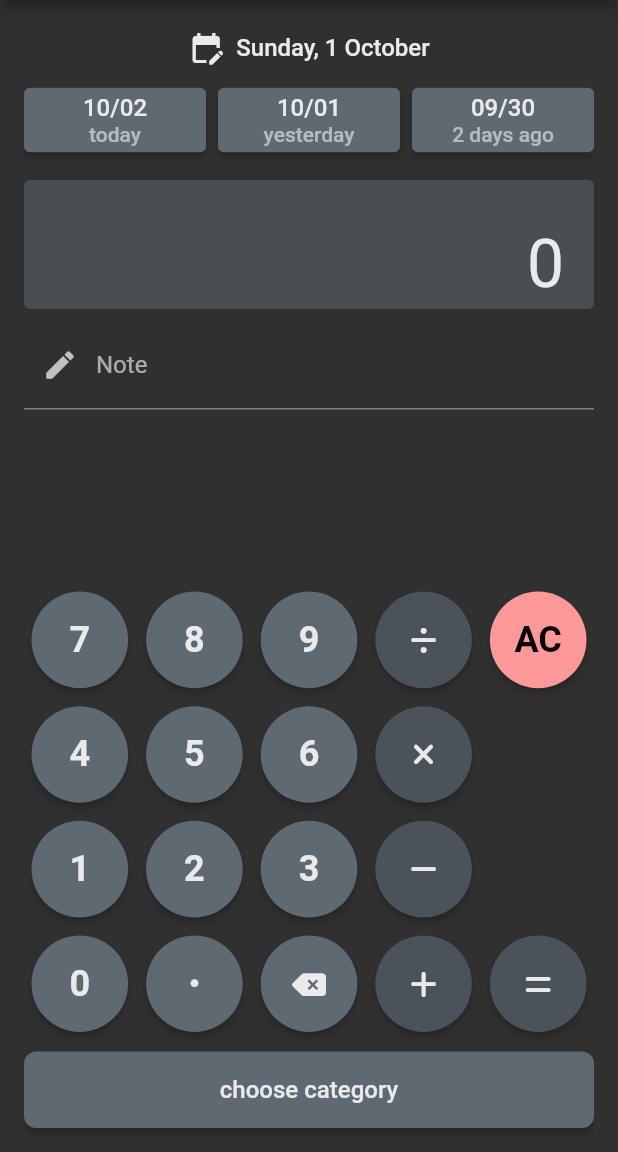
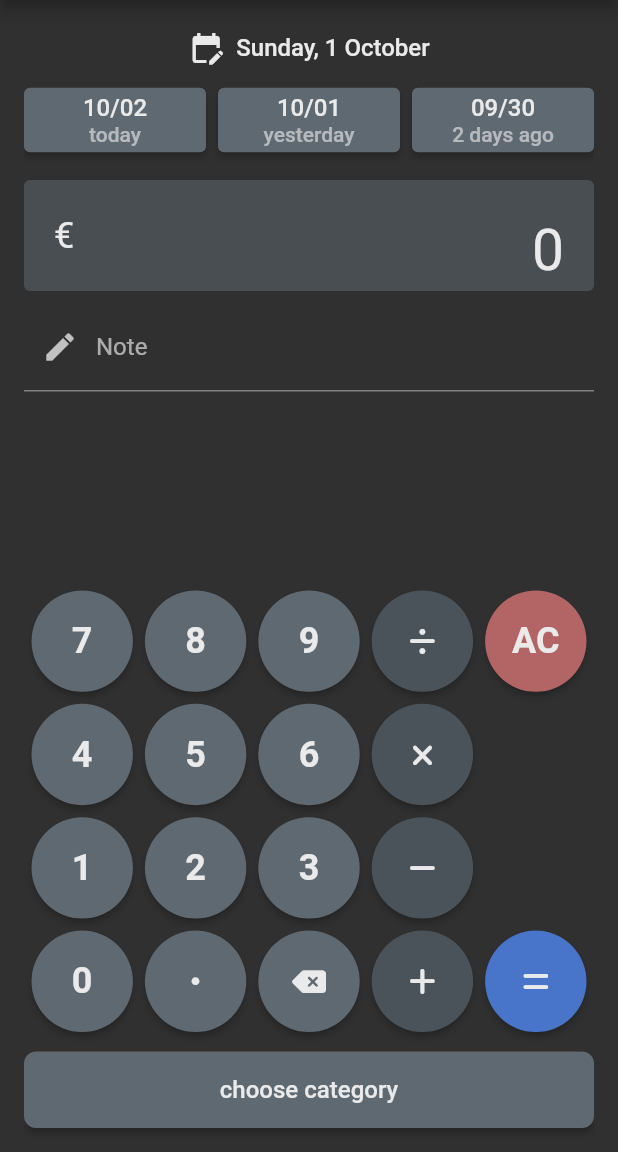
Before and after one commit to Gerald-Gmainer/budget_book, a Flutter app: the BookingCrudPage screen opened directly with empty values, after a tap on an icon or button, on a phone screen of 412 x 824 dp, the part 84-1236 px from its top. Run offline on Flutter 3.47's test engine with Material 2 defaults, Android fonts, the phone set to English and light mode, and no system bars; our stand-ins replace bloc, connectivity_plus, flutter_bloc, flutter_dotenv, font_awesome_flutter, form_validator and 4 more; missing offline and left inert: keep_screen_on; accounts and stored records are empty; Roboto replaces fonts that are missing (Noto Sans JP).

Commit message:
crud tab2 styling

```diff
--- a/flutter_app/lib/presentation/page/booking_crud/booking_crud_page.dart
+++ b/flutter_app/lib/presentation/page/booking_crud/booking_crud_page.dart
@@ -53,7 +53,7 @@ class _BookingCrudPageState extends State<BookingCrudPage> {
 
     _pageController.animateToPage(
       page,
-      duration: const Duration(milliseconds: 500),
+      duration: const Duration(milliseconds: 300),
       curve: Curves.easeInOut,
     );
   }
--- a/flutter_app/lib/presentation/page/booking_crud/booking_crud_tab2.dart
+++ b/flutter_app/lib/presentation/page/booking_crud/booking_crud_tab2.dart
@@ -5,6 +5,7 @@ import 'package:flutter_app/presentation/presentation.dart';
 import 'package:flutter_bloc/flutter_bloc.dart';
 
 import 'widget/category_list.dart';
+import 'widget/crud_overview.dart';
 
 class BookingCrudTab2 extends StatelessWidget {
   final BookingCrudModel crudModel;
@@ -39,7 +40,8 @@ class BookingCrudTab2 extends StatelessWidget {
   Widget _buildView(List<CategoryModel> categories) {
     return Column(
       children: [
-        Text("omg"),
+        CrudOverview(model: crudModel),
+        SizedBox(height: 16),
         Expanded(child: CategoryList(model: crudModel, onCategoryTap: onUpload, categories: categories)),
       ],
     );
--- a/flutter_app/lib/presentation/page/booking_crud/calculator/calculator_keyboard.dart
+++ b/flutter_app/lib/presentation/page/booking_crud/calculator/calculator_keyboard.dart
@@ -14,8 +14,8 @@ class CalculatorKeyboard extends StatelessWidget {
   Widget build(BuildContext context) {
     return GridView.count(
       crossAxisCount: 5,
-      mainAxisSpacing: 12,
-      crossAxisSpacing: 12,
+      mainAxisSpacing: 8,
+      crossAxisSpacing: 8,
       physics: const NeverScrollableScrollPhysics(),
       shrinkWrap: true,
       padding: const EdgeInsets.all(5),
@@ -27,12 +27,14 @@ class CalculatorKeyboard extends StatelessWidget {
           calculatorKey: CalculatorKey.division,
           onPressed: onPressed,
           backgroundColor: operatorColor,
-          icon: const FaIcon(
-            FontAwesomeIcons.divide,
-            size: 20,
-          ),
+          icon: const FaIcon(FontAwesomeIcons.divide, size: 20),
         ),
-        CalculatorButton(calculatorKey: CalculatorKey.clear, onPressed: onPressed, backgroundColor: const Color(0xFFFF9999), fontColor: Colors.black),
+        CalculatorButton(
+          calculatorKey: CalculatorKey.clear,
+          onPressed: onPressed,
+          backgroundColor: const Color(0xFFB36565),
+          // fontColor: Colors.black,
+        ),
         CalculatorButton(calculatorKey: CalculatorKey.digit4, onPressed: onPressed),
         CalculatorButton(calculatorKey: CalculatorKey.digit5, onPressed: onPressed),
         CalculatorButton(calculatorKey: CalculatorKey.digit6, onPressed: onPressed),
@@ -40,10 +42,7 @@ class CalculatorKeyboard extends StatelessWidget {
           calculatorKey: CalculatorKey.multiplication,
           onPressed: onPressed,
           backgroundColor: operatorColor,
-          icon: const FaIcon(
-            FontAwesomeIcons.xmark,
-            size: 20,
-          ),
+          icon: const FaIcon(FontAwesomeIcons.xmark, size: 20),
         ),
         const SizedBox.shrink(),
         CalculatorButton(calculatorKey: CalculatorKey.digit1, onPressed: onPressed),
@@ -53,46 +52,31 @@ class CalculatorKeyboard extends StatelessWidget {
           calculatorKey: CalculatorKey.subtraction,
           onPressed: onPressed,
           backgroundColor: operatorColor,
-          icon: const FaIcon(
-            FontAwesomeIcons.minus,
-            size: 20,
-          ),
+          icon: const FaIcon(FontAwesomeIcons.minus, size: 20),
         ),
         const SizedBox.shrink(),
         CalculatorButton(calculatorKey: CalculatorKey.digit0, onPressed: onPressed),
         CalculatorButton(
           calculatorKey: CalculatorKey.dot,
           onPressed: onPressed,
-          icon: const FaIcon(
-            FontAwesomeIcons.solidCircle,
-            size: 5,
-          ),
+          icon: const FaIcon(FontAwesomeIcons.solidCircle, size: 5),
         ),
         CalculatorButton(
           calculatorKey: CalculatorKey.back,
           onPressed: onPressed,
-          icon: const FaIcon(
-            FontAwesomeIcons.deleteLeft,
-            size: 20,
-          ),
+          icon: const FaIcon(FontAwesomeIcons.deleteLeft, size: 20),
         ),
         CalculatorButton(
           calculatorKey: CalculatorKey.addition,
           onPressed: onPressed,
           backgroundColor: operatorColor,
-          icon: const FaIcon(
-            FontAwesomeIcons.plus,
-            size: 20,
-          ),
+          icon: const FaIcon(FontAwesomeIcons.plus, size: 20),
         ),
         CalculatorButton(
           calculatorKey: CalculatorKey.equal,
           onPressed: onPressed,
-          backgroundColor: operatorColor,
-          icon: const FaIcon(
-            FontAwesomeIcons.equals,
-            size: 20,
-          ),
+          backgroundColor: const Color(0xFF4875C9),
+          icon: const FaIcon(FontAwesomeIcons.equals, size: 20),
         ),
       ],
     );
--- a/flutter_app/lib/presentation/page/booking_crud/widget/amount_display.dart
+++ b/flutter_app/lib/presentation/page/booking_crud/widget/amount_display.dart
@@ -11,7 +11,7 @@ class AmountDisplay extends StatelessWidget {
       decoration: BoxDecoration(
         borderRadius: BorderRadius.circular(4),
         // color: AppColors.secondaryColor,
-        color: Color(0x885F6971),
+        color: const Color(0x885F6971),
       ),
       child: Padding(
         padding: const EdgeInsets.symmetric(horizontal: 20, vertical: 4),
@@ -20,11 +20,17 @@ class AmountDisplay extends StatelessWidget {
             final List<String> history = state is CalculatorUpdateState ? state.history : [];
             final double result = state is CalculatorUpdateState ? state.result : 0;
 
-            return Column(
-              crossAxisAlignment: CrossAxisAlignment.end,
+            return Row(
+              mainAxisAlignment: MainAxisAlignment.spaceBetween,
               children: [
-                _buildHistory(history),
-                _buildResult(result),
+                const Text("€", style: TextStyle(fontSize: 24, color: AppColors.primaryTextColor)),
+                Column(
+                  crossAxisAlignment: CrossAxisAlignment.end,
+                  children: [
+                    _buildHistory(history),
+                    _buildResult(result),
+                  ],
+                ),
               ],
             );
           },
@@ -34,14 +40,11 @@ class AmountDisplay extends StatelessWidget {
   }
 
   Widget _buildHistory(List<String> history) {
-    return Text(history.join(), style: const TextStyle(fontSize: 22, color: AppColors.primaryTextColor));
+    return Text(history.join(), style: const TextStyle(fontSize: 18, color: AppColors.primaryTextColor));
   }
 
   Widget _buildResult(double result) {
     String resultFormatted = result == result.truncate() ? result.toStringAsFixed(0) : result.toStringAsFixed(2);
-    if (result > 0) {
-      resultFormatted = "$resultFormatted€";
-    }
-    return Text(resultFormatted, style: const TextStyle(fontSize: 44, color: AppColors.primaryTextColor));
+    return Text(resultFormatted, style: const TextStyle(fontSize: 38, color: AppColors.primaryTextColor));
   }
 }
--- /dev/null
+++ b/flutter_app/lib/presentation/page/booking_crud/widget/crud_overview.dart
@@ -0,0 +1,55 @@
+import 'package:flutter/material.dart';
+import 'package:flutter_app/data/data.dart';
+import 'package:flutter_app/presentation/presentation.dart';
+import 'package:flutter_app/utils/utils.dart';
+
+class CrudOverview extends StatelessWidget {
+  final BookingCrudModel model;
+
+  const CrudOverview({required this.model});
+
+  @override
+  Widget build(BuildContext context) {
+    return SizedBox(
+      width: double.infinity,
+      child: Card(
+        child: Padding(
+          padding: const EdgeInsets.symmetric(horizontal: AppDimensions.horizontalPadding, vertical: AppDimensions.verticalPadding),
+          child: Column(
+            children: [
+              _buildDate(),
+              const SizedBox(height: AppDimensions.verticalPadding),
+              _buildAmount(),
+              if (_hasDescription()) const SizedBox(height: AppDimensions.verticalPadding),
+              if (_hasDescription()) _buildNote(),
+            ],
+          ),
+        ),
+      ),
+    );
+  }
+
+  _hasDescription() {
+    return model.bookingModel.description != null && model.bookingModel.description!.isNotEmpty;
+  }
+
+  _buildDate() {
+    return Text(
+      DateTimeConverter.toEEEEdMMMM(model.bookingModel.bookingDate),
+      style: const TextStyle(color: AppColors.primaryTextColor, fontSize: 16),
+    );
+  }
+
+  _buildAmount() {
+    double result = model.bookingModel.amount ?? 0;
+    String resultFormatted = result == result.truncate() ? result.toStringAsFixed(0) : result.toStringAsFixed(2);
+    return Text("€$resultFormatted", style: const TextStyle(fontSize: 38, color: AppColors.primaryTextColor));
+  }
+
+  _buildNote() {
+    return Text(
+      model.bookingModel.description ?? "",
+      style: const TextStyle(color: AppColors.primaryTextColor, fontSize: 16),
+    );
+  }
+}
--- a/flutter_app/lib/presentation/page/booking_crud/widget/description_input.dart
+++ b/flutter_app/lib/presentation/page/booking_crud/widget/description_input.dart
@@ -1,11 +1,11 @@
 import 'package:flutter/material.dart';
 import 'package:flutter_app/data/data.dart';
-import 'package:flutter_app/utils/app_dimensions.dart';
 
 class DescriptionInput extends StatelessWidget {
   final BookingCrudModel model;
+  final TextEditingController controller;
 
-  const DescriptionInput({required this.model});
+  DescriptionInput({required this.model}): controller = TextEditingController(text: model.bookingModel.description);
 
   _onChanged(String value) {
     model.bookingModel.description = value;
@@ -13,15 +13,12 @@ class DescriptionInput extends StatelessWidget {
 
   @override
   Widget build(BuildContext context) {
-    return Padding(
-      // padding: const EdgeInsets.symmetric(horizontal: AppDimensions.horizontalPadding, vertical: 0),
-      padding: const EdgeInsets.symmetric(horizontal: 0, vertical: 0),
-      child: TextFormField(
-        onChanged: _onChanged,
-        decoration: const InputDecoration(
-          prefixIcon: Icon(Icons.edit),
-          labelText: 'Note',
-        ),
+    return TextFormField(
+      controller: controller,
+      onChanged: _onChanged,
+      decoration: const InputDecoration(
+        prefixIcon: Icon(Icons.edit),
+        labelText: 'Note',
       ),
     );
   }
```
